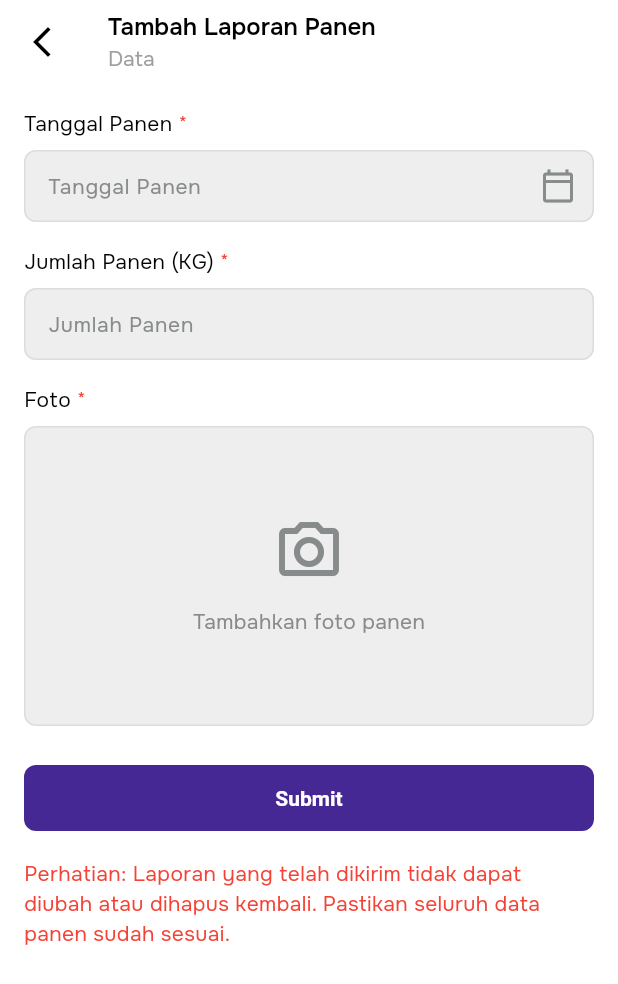
After one commit to Capstone-Lele/mobile-smartfarm, a Flutter app: the CreateHarvestReportPage screen opened by its route, on a phone screen of 412 x 824 dp. The commit adds this screen. Shown: the top 984 px of the screen. Run offline on Flutter 3.47's test engine with Material 3 defaults, Android fonts, the phone set to English and light mode, and no system bars; drawn by our look-alikes of overlay_support; our stand-ins replace dartz, dropdown_button2, flutter_dotenv, flutter_riverpod, google_fonts, image_picker and 3 more; missing offline and left inert: d_method; accounts and stored records are empty.

Commit message:
feat: manajemen laporan panen

```diff
--- a/lib/core/utils/app_routers.dart
+++ b/lib/core/utils/app_routers.dart
@@ -1,6 +1,9 @@
 import 'package:budidaya_lele_mobile/common/widgets/app_bottom_bar.dart';
 import 'package:budidaya_lele_mobile/features/auth/presentation/pages/login_page.dart';
 import 'package:budidaya_lele_mobile/features/auth/presentation/pages/splash_page.dart';
+import 'package:budidaya_lele_mobile/features/harvest-report/presentation/create_harvest_report_page.dart';
+import 'package:budidaya_lele_mobile/features/harvest-report/presentation/harvest_report_detail_page.dart';
+import 'package:budidaya_lele_mobile/features/harvest-report/presentation/harvest_report_page.dart';
 import 'package:budidaya_lele_mobile/features/pool-cleaning-report/presentation/pages/create_pool_cleaning_report_page.dart';
 import 'package:budidaya_lele_mobile/features/pool-cleaning-report/presentation/pages/pool_cleaning_report_detail_page.dart';
 import 'package:budidaya_lele_mobile/features/pool-cleaning-report/presentation/pages/pool_cleaning_report_page.dart';
@@ -38,6 +41,10 @@ class AppRoutes {
   static const String createSamplingReport = '/sampling-report/create';
   static const String samplingReportDetail = '/sampling-report/detail';
   static const String updateSamplingReport = '/sampling-report/update';
+  // Harvest Report
+  static const String harvestReport = '/harvest-report';
+  static const String createHarvestReport = '/harvest-report/create';
+  static const String harvestReportDetail = '/harvest-report/detail';
 
   static Map<String, WidgetBuilder> getRoutes() {
     return {
@@ -145,6 +152,35 @@ class AppRoutes {
           poolName: args?['poolName'] as String? ?? '',
         );
       },
+      // Harvest Report
+      harvestReport: (context) {
+        final args =
+            ModalRoute.of(context)?.settings.arguments as Map<String, dynamic>?;
+        return HarvestReportPage(
+          cycleId: args?['cycleId'] as String? ?? '',
+          poolId: args?['poolId'] as String? ?? '',
+          poolName: args?['poolName'] as String? ?? '',
+        );
+      },
+      createHarvestReport: (context) {
+        final args =
+            ModalRoute.of(context)?.settings.arguments as Map<String, dynamic>?;
+        return CreateHarvestReportPage(
+          cycleId: args?['cycleId'] as String? ?? '',
+          poolId: args?['poolId'] as String? ?? '',
+          poolName: args?['poolName'] as String? ?? '',
+        );
+      },
+      harvestReportDetail: (context) {
+        final args =
+            ModalRoute.of(context)?.settings.arguments as Map<String, dynamic>?;
+        return HarvestReportDetailPage(
+          reportId: args?['reportId'] as String? ?? '',
+          cycleId: args?['cycleId'] as String? ?? '',
+          poolId: args?['poolId'] as String? ?? '',
+          poolName: args?['poolName'] as String? ?? '',
+        );
+      },
     };
   }
 
--- /dev/null
+++ b/lib/features/harvest-report/presentation/create_harvest_report_page.dart
@@ -0,0 +1,133 @@
+import 'package:budidaya_lele_mobile/common/widgets/app_button.dart';
+import 'package:budidaya_lele_mobile/common/widgets/app_input_date.dart';
+import 'package:budidaya_lele_mobile/common/widgets/app_input_image.dart';
+import 'package:budidaya_lele_mobile/common/widgets/app_input_text.dart';
+import 'package:flutter/material.dart';
+import 'package:image_picker/image_picker.dart';
+
+class CreateHarvestReportPage extends StatefulWidget {
+  final String cycleId;
+  final String poolId;
+  final String poolName;
+
+  const CreateHarvestReportPage({
+    super.key,
+    required this.cycleId,
+    required this.poolId,
+    required this.poolName,
+  });
+
+  @override
+  State<CreateHarvestReportPage> createState() =>
+      _CreateHarvestReportPageState();
+}
+
+class _CreateHarvestReportPageState extends State<CreateHarvestReportPage> {
+  final _formKey = GlobalKey<FormState>();
+  final _reportDateCtrl = TextEditingController();
+  final _quantityCtrl = TextEditingController();
+  XFile? _selectedImage;
+
+  @override
+  void dispose() {
+    _reportDateCtrl.dispose();
+    _quantityCtrl.dispose();
+    super.dispose();
+  }
+
+  @override
+  Widget build(BuildContext context) {
+    return Scaffold(appBar: _buildHeader(context), body: _buildFormState());
+  }
+
+  AppBar _buildHeader(BuildContext context) {
+    return AppBar(
+      elevation: 0,
+      leading: IconButton(
+        icon: const Icon(Icons.arrow_back_ios_new, color: Colors.black),
+        onPressed: () => Navigator.pop(context),
+      ),
+      title: Column(
+        crossAxisAlignment: CrossAxisAlignment.start,
+        children: [
+          const Text(
+            'Tambah Laporan Panen',
+            style: TextStyle(fontSize: 16, fontWeight: FontWeight.w600),
+          ),
+          const SizedBox(height: 2),
+          Text(
+            'Data ${widget.poolName}',
+            style: const TextStyle(fontSize: 14, color: Colors.grey),
+          ),
+        ],
+      ),
+    );
+  }
+
+  Widget _buildFormState() {
+    return SafeArea(
+      child: SingleChildScrollView(
+        padding: const EdgeInsets.all(16),
+        child: Form(
+          key: _formKey,
+          child: Column(
+            crossAxisAlignment: CrossAxisAlignment.start,
+            children: [
+              AppInputDate(
+                label: 'Tanggal Panen',
+                hint: 'Tanggal Panen',
+                type: DateFieldType.date,
+                controller: _reportDateCtrl,
+                requiredField: true,
+                validator: (value) {
+                  if (value == null || value.isEmpty) {
+                    return 'Tanggal panen harus dipilih';
+                  }
+                  return null;
+                },
+              ),
+              SizedBox(height: 16),
+              AppInputText(
+                label: 'Jumlah Panen (KG)',
+                hint: 'Jumlah Panen',
+                controller: _quantityCtrl,
+                type: FieldType.number,
+                requiredField: true,
+                validator: (value) {
+                  if (value == null || value.isEmpty) {
+                    return 'Jumlah harus diisi';
+                  }
+
+                  final number = int.tryParse(value);
+                  if (number == null || number <= 0) {
+                    return 'Jumlah Panen harus berupa angka positif';
+                  }
+
+                  return null;
+                },
+              ),
+              SizedBox(height: 16),
+              AppInputImage(
+                label: 'Foto',
+                hint: 'Tambahkan foto panen',
+                requiredField: true,
+                onChanged: (image) {
+                  setState(() {
+                    _selectedImage = image;
+                  });
+                },
+              ),
+              SizedBox(height: 24),
+              AppButton(label: 'Submit', onPressed: () {}),
+              SizedBox(height: 16),
+              Text(
+                'Perhatian: Laporan yang telah dikirim tidak dapat diubah atau dihapus kembali. Pastikan seluruh data panen sudah sesuai.',
+                style: TextStyle(fontSize: 14, color: Colors.red),
+              ),
+            ],
+          ),
+        ),
+      ),
+    );
+  }
+}
```
Also changed, not shown: lib/features/harvest-report/presentation/harvest_report_detail_page.dart (added, +111 -0 lines), lib/features/harvest-report/presentation/harvest_report_page.dart (added, +235 -0 lines), lib/features/report/presentation/pages/report_page.dart (+11 -1 lines).
